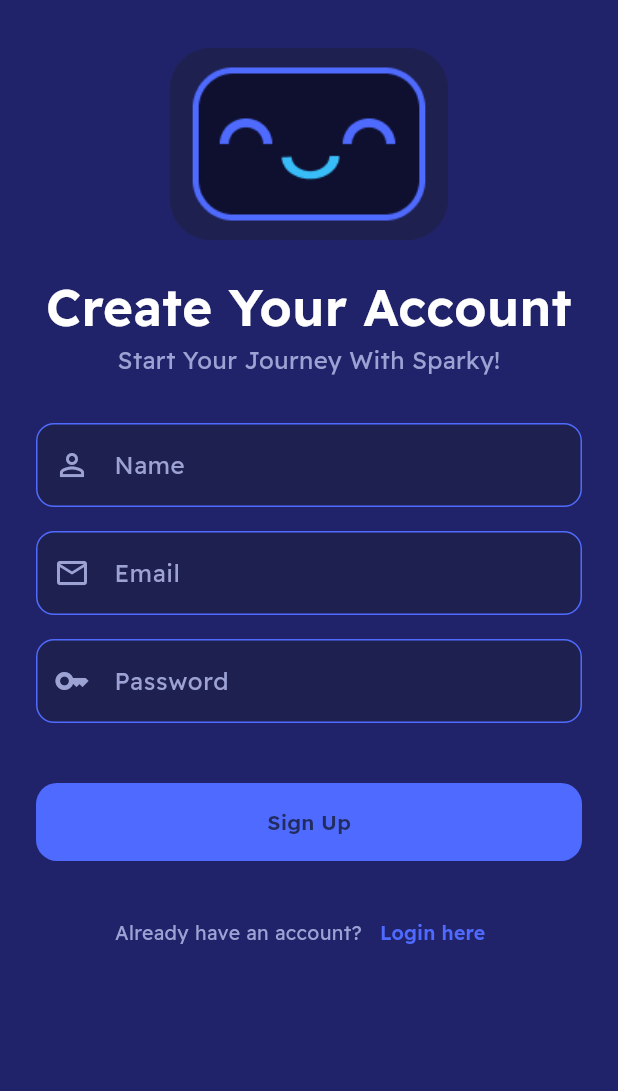
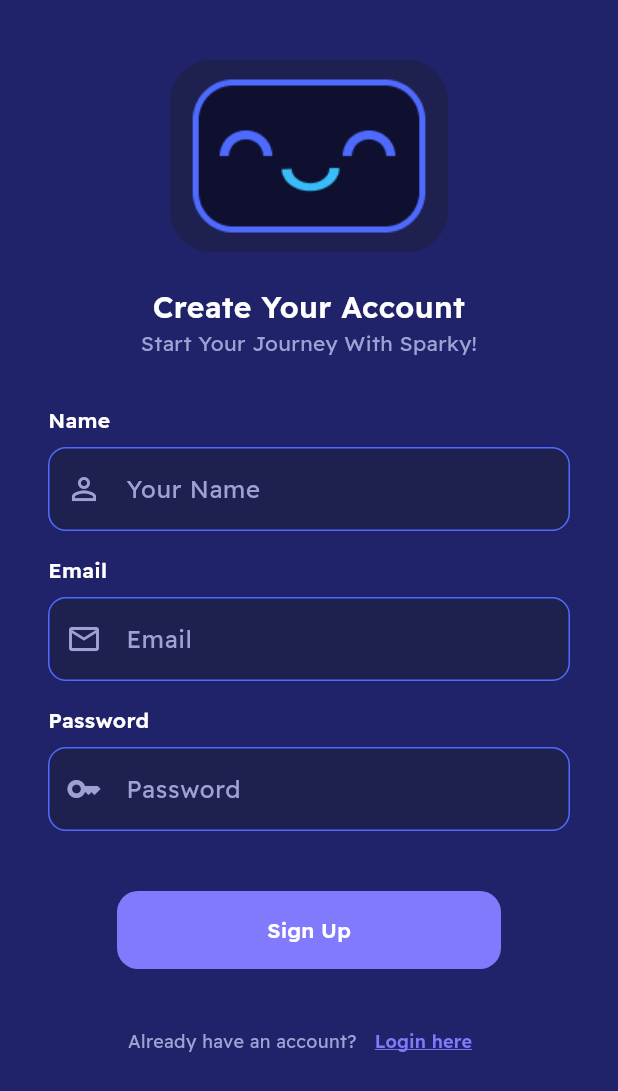
Before and after one commit to l44mz/Kaboom-Implementation, a Flutter app: the screen it shows after launch, on a phone screen of 412 x 824 dp. Shown: the top 1091 px of the screen. Run offline on Flutter 3.47's test engine with Material 3 defaults, Android fonts, the light colour scheme and no system bars; our stand-ins replace dio, flutter_secure_storage, go_router; accounts and stored records are empty.

Commit message:
fix(ui): smaller fonts, more padding and Figma fixes on top of full-e2e

```diff
--- a/frontend/lib/core/theme/app_theme.dart
+++ b/frontend/lib/core/theme/app_theme.dart
@@ -43,6 +43,6 @@ class AppTheme {
   );
   static const numberStyle = TextStyle(
     fontFamily: 'JetBrainsMono',
-    fontSize: 16,
+    fontSize: 14,
   );
 }
--- a/frontend/lib/features/auth/screens/login_screen.dart
+++ b/frontend/lib/features/auth/screens/login_screen.dart
@@ -53,7 +53,7 @@ class _LoginScreenState extends State<LoginScreen> {
     return Scaffold(
       body: SafeArea(
         child: SingleChildScrollView(
-          padding: const EdgeInsets.symmetric(horizontal: 24, vertical: 32),
+          padding: const EdgeInsets.symmetric(horizontal: 32, vertical: 40),
           child: Form(
             key: _formKey,
             child: Column(
--- a/frontend/lib/features/auth/screens/signup_screen.dart
+++ b/frontend/lib/features/auth/screens/signup_screen.dart
@@ -56,7 +56,7 @@ class _SignUpScreenState extends State<SignUpScreen> {
     return Scaffold(
       body: SafeArea(
         child: SingleChildScrollView(
-          padding: const EdgeInsets.symmetric(horizontal: 24, vertical: 32),
+          padding: const EdgeInsets.symmetric(horizontal: 32, vertical: 40),
           child: Form(
             key: _formKey,
             child: Column(
--- a/frontend/lib/features/auth/widgets/auth_footer_link.dart
+++ b/frontend/lib/features/auth/widgets/auth_footer_link.dart
@@ -20,11 +20,17 @@ class AuthFooterLink extends StatelessWidget {
     return Row(
       mainAxisAlignment: MainAxisAlignment.center,
       children: [
-        Text(question, style: const TextStyle(fontSize: 13, color: AppColors.textMuted)),
+        Text(question, style: const TextStyle(fontSize: 12, color: AppColors.textMuted)),
         TextButton(
           onPressed: onTap,
           child: Text(action,
-              style: const TextStyle(fontSize: 13, fontWeight: FontWeight.w600)),
+              style: const TextStyle(
+                fontSize: 12,
+                fontWeight: FontWeight.w600,
+                color: AppColors.secondary,
+                decoration: TextDecoration.underline,
+                decorationColor: AppColors.secondary,
+              )),
         ),
       ],
     );
--- a/frontend/lib/features/auth/widgets/auth_header.dart
+++ b/frontend/lib/features/auth/widgets/auth_header.dart
@@ -19,13 +19,13 @@ class AuthHeader extends StatelessWidget {
         Text(title,
             textAlign: TextAlign.center,
             style: const TextStyle(
-                fontSize: 34, height: 41 / 34, fontWeight: FontWeight.w700,
+                fontSize: 20, height: 41 / 34, fontWeight: FontWeight.w700,
                 color: AppColors.textPrimary)),
         const SizedBox(height: 4),
         Text(subtitle,
             textAlign: TextAlign.center,
             style: const TextStyle(
-                fontSize: 16, height: 21 / 16, fontWeight: FontWeight.w300,
+                fontSize: 14, height: 21 / 16, fontWeight: FontWeight.w300,
                 color: AppColors.textMuted)),
       ],
     );
--- a/frontend/lib/shared/widgets/app_text_field.dart
+++ b/frontend/lib/shared/widgets/app_text_field.dart
@@ -1,4 +1,6 @@
 import 'package:flutter/material.dart';
+
+import '../../core/theme/app_colors.dart';
 
 class AppTextField extends StatelessWidget {
   const AppTextField({
@@ -22,17 +24,30 @@ class AppTextField extends StatelessWidget {
 
   @override
   Widget build(BuildContext context) {
-    return TextFormField(
+    // Figma: the label sits above the box, the hint inside it.
+    return Column(
+      crossAxisAlignment: CrossAxisAlignment.start,
+      children: [
+        Text(
+          label,
+          style: const TextStyle(
+            fontWeight: FontWeight.w600,
+            color: AppColors.textPrimary,
+          ),
+        ),
+        const SizedBox(height: 8),
+        TextFormField(
           controller: controller,
           obscureText: obscureText,
           keyboardType: keyboardType,
           validator: validator,
           decoration: InputDecoration(
-        labelText: label,
-        hintText: hint,
+            hintText: hint ?? label,
             prefixIcon: icon == null ? null : Icon(icon),
             border: OutlineInputBorder(borderRadius: BorderRadius.circular(12)),
           ),
+        ),
+      ],
     );
   }
 }
--- a/frontend/lib/shared/widgets/error_view.dart
+++ b/frontend/lib/shared/widgets/error_view.dart
@@ -13,7 +13,7 @@ class ErrorView extends StatelessWidget {
   Widget build(BuildContext context) {
     return Center(
       child: Padding(
-        padding: const EdgeInsets.all(24),
+        padding: const EdgeInsets.all(32),
         child: Column(
           mainAxisSize: MainAxisSize.min,
           children: [
--- a/frontend/lib/shared/widgets/primary_button.dart
+++ b/frontend/lib/shared/widgets/primary_button.dart
@@ -1,4 +1,6 @@
 import 'package:flutter/material.dart';
+
+import '../../core/theme/app_colors.dart';
 
 class PrimaryButton extends StatelessWidget {
   const PrimaryButton({
@@ -14,21 +16,35 @@ class PrimaryButton extends StatelessWidget {
 
   @override
   Widget build(BuildContext context) {
-    return SizedBox(
-      width: double.infinity,
+    // Figma: 256 wide, lavender with white text.
+    // Center keeps the 256 even when the screen stretches its children.
+    return Center(
+      child: SizedBox(
+        width: 256,
         height: 52,
         child: FilledButton(
           onPressed: isLoading ? null : onPressed,
           style: FilledButton.styleFrom(
-          shape: RoundedRectangleBorder(borderRadius: BorderRadius.circular(14)),
+            backgroundColor: AppColors.secondary,
+            foregroundColor: AppColors.textPrimary,
+            shape: RoundedRectangleBorder(
+              borderRadius: BorderRadius.circular(14),
+            ),
           ),
           child: isLoading
               ? const SizedBox(
                   width: 20,
                   height: 20,
-                child: CircularProgressIndicator(strokeWidth: 2),
+                  child: CircularProgressIndicator(
+                    strokeWidth: 2,
+                    color: AppColors.textPrimary,
+                  ),
                 )
-            : Text(label, style: const TextStyle(fontWeight: FontWeight.w600)),
+              : Text(
+                  label,
+                  style: const TextStyle(fontWeight: FontWeight.w600),
+                ),
+        ),
       ),
     );
   }
```
Also changed, not shown: frontend/lib/features/home/screens/home_screen.dart (+4 -20 lines), frontend/lib/features/session/screens/focus_session_screen.dart (+4 -4 lines), frontend/lib/features/session/screens/session_complete_screen.dart (+10 -10 lines), frontend/lib/shared/widgets/app_drawer.dart (+8 -6 lines), frontend/lib/shared/widgets/robot_face.dart (+7 -1 lines). Lines whose indentation alone changed are shown as unchanged.
